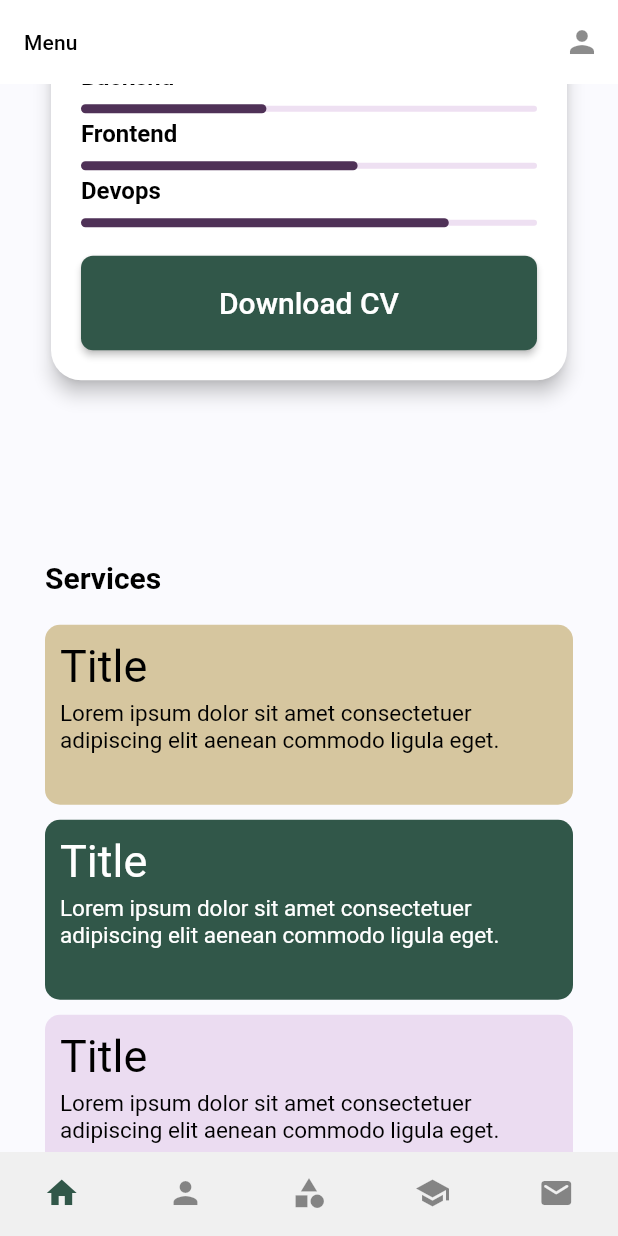
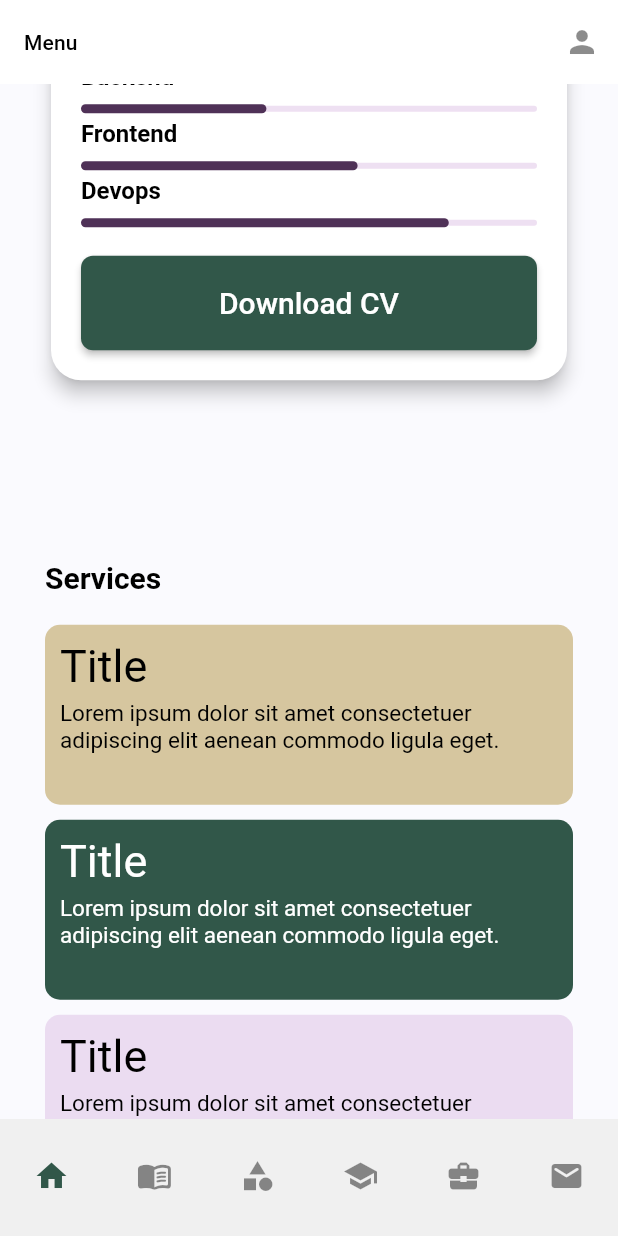
Before and after one commit to andreslab/portfolio-v5, a Flutter app: the screen it shows after launch, scrolled down 1152 dp, on a phone screen of 412 x 824 dp. Run offline on Flutter 3.47's test engine with Material 2 defaults, Android fonts, the phone set to English and light mode, and no system bars; our stand-ins replace flutter_dotenv, font_awesome_flutter; missing offline and left inert: dart:html.

Commit message:
Modify the menus and use the controller to scroll

```diff
--- a/lib/screens/resume/resume.dart
+++ b/lib/screens/resume/resume.dart
@@ -10,6 +10,7 @@ class ResumeScreen extends StatelessWidget {
   Widget build(BuildContext context) {
     final uiProvider = Provider.of<UiProvider>(context);
     return SingleChildScrollView(
+      controller: uiProvider.scrollControllerMain,
       child: Column(
         children: [
           Profile(),
--- a/lib/widgets/custom_navigationbar.dart
+++ b/lib/widgets/custom_navigationbar.dart
@@ -8,17 +8,56 @@ class CustomNavigationBar extends StatelessWidget {
   Widget build(BuildContext context) {
     final uiProvider = Provider.of<UiProvider>(context);
     final currentIndex = uiProvider.selectedMenuOpt;
+
+    void goto(GlobalKey key) {
+      final controller = uiProvider.scrollControllerMain;
+
+      final RenderBox renderBox =
+          key.currentContext!.findRenderObject() as RenderBox;
+      final position = renderBox.localToGlobal(Offset.zero);
+
+      controller.animateTo(
+        controller.offset + position.dy,
+        curve: Curves.easeInOut,
+        duration: Duration(milliseconds: 500),
+      );
+    }
+
     return BottomNavigationBar(
       onTap: (value) => uiProvider.selectedMenuOpt = value,
-      currentIndex: currentIndex,
+      // currentIndex: currentIndex,
       elevation: 0,
       items: <BottomNavigationBarItem>[
-        BottomNavigationBarItem(icon: Icon(Icons.home), label: 'HOME'),
-        BottomNavigationBarItem(icon: Icon(Icons.person), label: 'ABOUT'),
-        BottomNavigationBarItem(icon: Icon(Icons.category), label: 'SERVICES'),
-        BottomNavigationBarItem(icon: Icon(Icons.school), label: 'EXPERIENCE'),
         BottomNavigationBarItem(
-            icon: Icon(Icons.email_rounded), label: 'CONTACT'),
+            icon: IconButton(
+                onPressed: () => goto(uiProvider.profileKey),
+                icon: Icon(Icons.home)),
+            label: 'HOME'),
+        BottomNavigationBarItem(
+            icon: IconButton(
+                onPressed: () => goto(uiProvider.aboutKey),
+                icon: Icon(Icons.menu_book_rounded)),
+            label: 'ABOUT'),
+        BottomNavigationBarItem(
+            icon: IconButton(
+                onPressed: () => goto(uiProvider.servicesKey),
+                icon: Icon(Icons.category)),
+            label: 'SERVICES'),
+        BottomNavigationBarItem(
+            icon: IconButton(
+                onPressed: () => goto(uiProvider.experienceKey),
+                icon: Icon(Icons.school)),
+            label: 'EXPERIENCE'),
+        BottomNavigationBarItem(
+            icon: IconButton(
+                onPressed: () => goto(uiProvider.projectsKey),
+                icon: Icon(Icons.business_center)),
+            label: 'PROJECTS'),
+        BottomNavigationBarItem(
+            icon: IconButton(
+                onPressed: () => goto(uiProvider.contactKey),
+                icon: Icon(Icons.email_rounded)),
+            label: 'CONTACT'),
       ],
     );
   }
```
Also changed, not shown: lib/widgets/custom_drawer.dart (+67 -37 lines).
